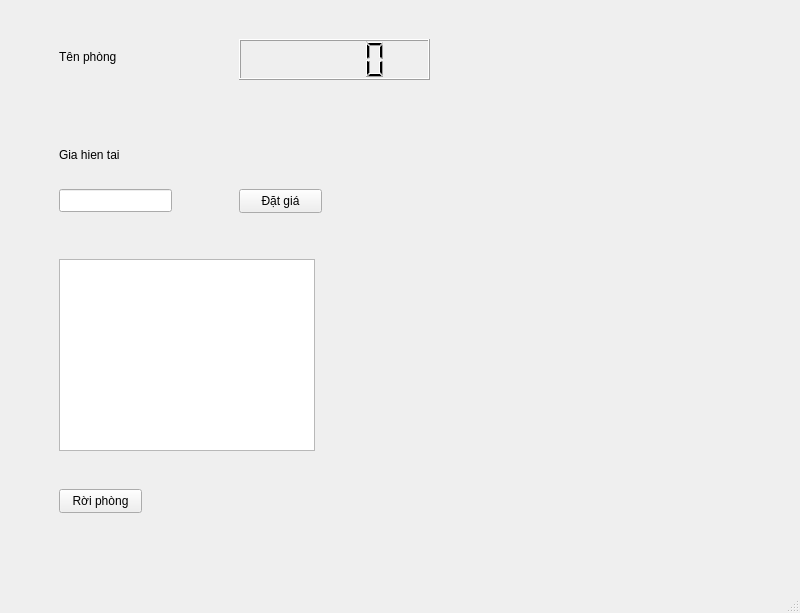
First picture: the form in AuctionClient/mainwindow.ui, repository nhatsonle/LAN_BiddingSystem, before the edit.
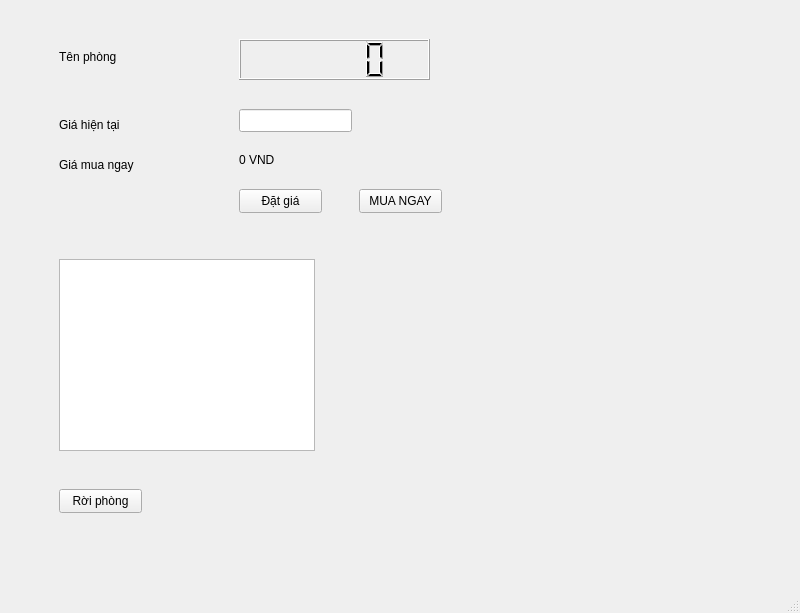
Second picture: the form after the edit.

Patch:
```diff
--- a/AuctionClient/mainwindow.ui
+++ b/AuctionClient/mainwindow.ui
@@ -167,13 +167,13 @@
         <property name="geometry">
          <rect>
           <x>50</x>
-          <y>130</y>
+          <y>100</y>
           <width>101</width>
           <height>31</height>
          </rect>
         </property>
         <property name="text">
-         <string>Gia hien tai</string>
+         <string>Giá hiện tại</string>
         </property>
        </widget>
        <widget class="QTextBrowser" name="txtRoomLog">
@@ -189,8 +189,8 @@
        <widget class="QLineEdit" name="txtBidAmount">
         <property name="geometry">
          <rect>
-          <x>50</x>
-          <y>180</y>
+          <x>230</x>
+          <y>100</y>
           <width>113</width>
           <height>23</height>
          </rect>
@@ -222,6 +222,45 @@
          <string>Rời phòng</string>
         </property>
        </widget>
+       <widget class="QPushButton" name="btnBuyNow">
+        <property name="geometry">
+         <rect>
+          <x>350</x>
+          <y>180</y>
+          <width>83</width>
+          <height>24</height>
+         </rect>
+        </property>
+        <property name="text">
+         <string>MUA NGAY</string>
+        </property>
+       </widget>
+       <widget class="QLabel" name="lblBuyNowPrice">
+        <property name="geometry">
+         <rect>
+          <x>230</x>
+          <y>140</y>
+          <width>111</width>
+          <height>21</height>
+         </rect>
+        </property>
+        <property name="text">
+         <string>0 VND</string>
+        </property>
+       </widget>
+       <widget class="QLabel" name="lblCurrentPrice_2">
+        <property name="geometry">
+         <rect>
+          <x>50</x>
+          <y>140</y>
+          <width>101</width>
+          <height>31</height>
+         </rect>
+        </property>
+        <property name="text">
+         <string>Giá mua ngay</string>
+        </property>
+       </widget>
       </widget>
      </widget>
     </item>
```
